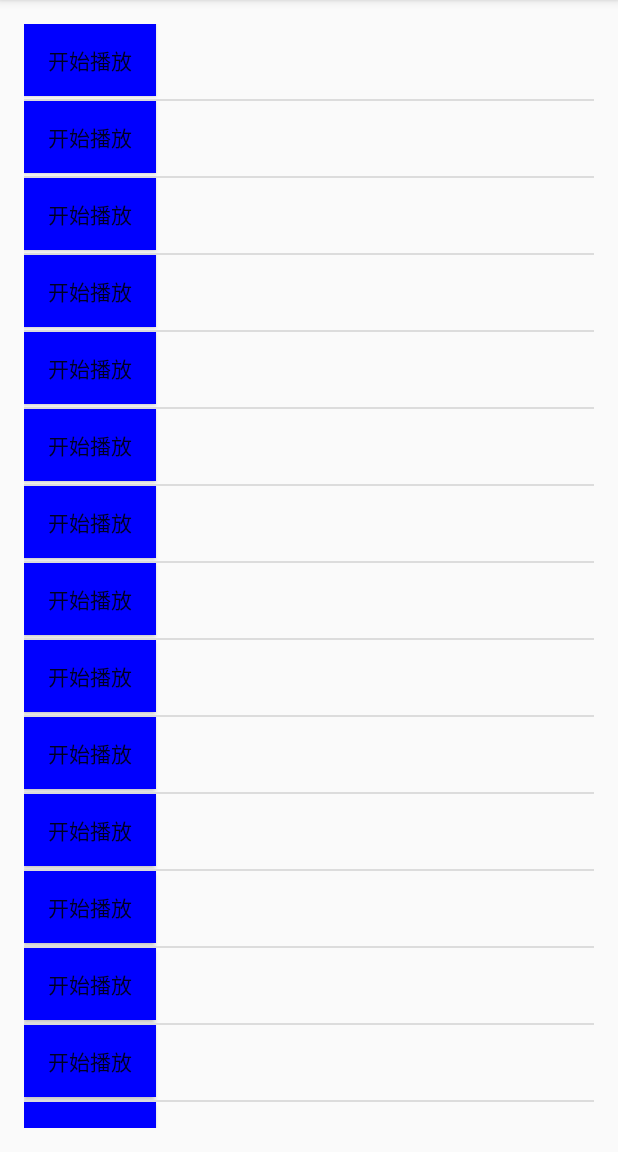
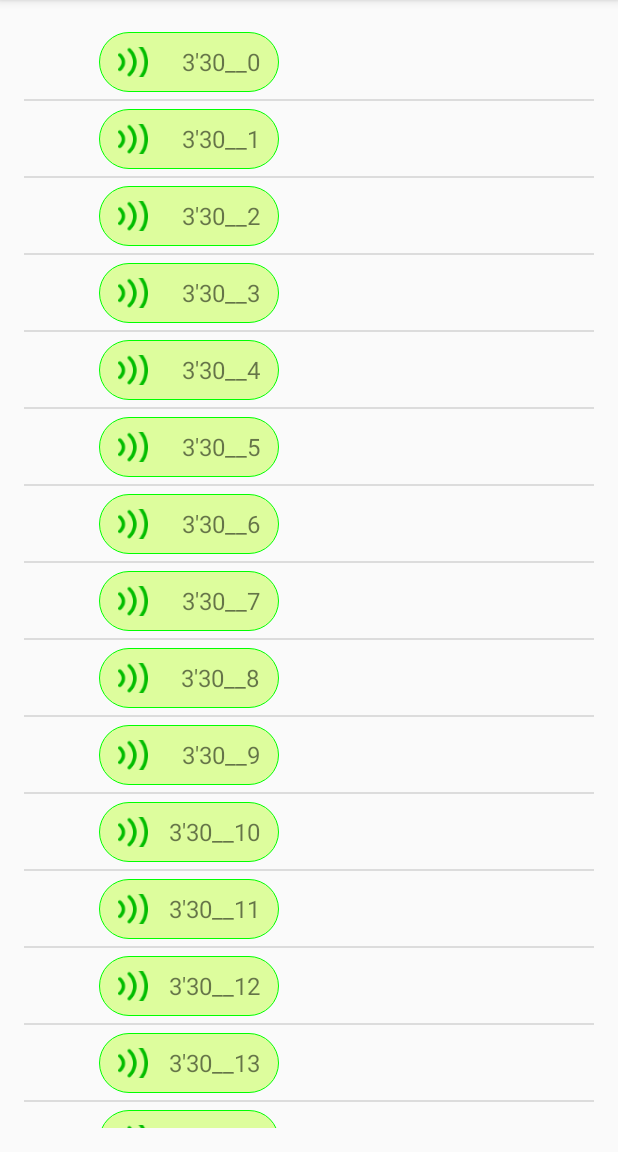
Before and after one commit to ThemeLove/AndroidLearn, an Android app: the screen it shows after launch (MainActivity), on a phone screen of 412 x 824 dp, the part 84-1236 px from its top. Run offline under Robolectric (Android 15) with nearby library versions, the phone set to English and light mode, and no system bars.

Commit message:
播放网络音频功能基本完成

```diff
--- a/AndroidLearn/src/main/AndroidManifest.xml
+++ b/AndroidLearn/src/main/AndroidManifest.xml
@@ -1,7 +1,7 @@
 <?xml version="1.0" encoding="utf-8"?>
 <manifest xmlns:android="http://schemas.android.com/apk/res/android"
     package="com.themelove.androidlearn">
-
+    <uses-permission android:name="android.permission.INTERNET"/>
     <application android:allowBackup="true" android:icon="@mipmap/ic_launcher"
         android:label="@string/app_name" android:supportsRtl="true" android:theme="@style/AppTheme">
         <activity android:name=".MainActivity">
--- a/AndroidLearn/src/main/java/com/themelove/androidlearn/VoiceAdapter.java
+++ b/AndroidLearn/src/main/java/com/themelove/androidlearn/AudioAdapter.java
@@ -2,12 +2,16 @@ package com.themelove.androidlearn;
 
 import android.content.Context;
 import android.graphics.Color;
+import android.graphics.drawable.AnimationDrawable;
+import android.graphics.drawable.Drawable;
 import android.media.MediaPlayer;
 import android.view.LayoutInflater;
 import android.view.View;
 import android.view.ViewGroup;
 import android.widget.BaseAdapter;
-import android.widget.Button;
+import android.widget.ImageView;
+import android.widget.RelativeLayout;
+import android.widget.TextView;
 
 import java.util.List;
 
@@ -15,14 +19,14 @@ import java.util.List;
  * Created by lqs on 2016/12/31.
  */
 
-public class VoiceAdapter extends BaseAdapter{
+public class AudioAdapter extends BaseAdapter{
     private Context mContext;
-    private List<VoiceBean> mVoiceBeanList;
+    private List<AudioBean> mAudioBeanList;
     private LayoutInflater mInflater;
     private OnVoiceClickListener mListener;
-    public VoiceAdapter(Context context, List<VoiceBean>voiceBeanList){
+    public AudioAdapter(Context context, List<AudioBean> audioBeanList){
         mContext=context;
-        mVoiceBeanList=voiceBeanList;
+        mAudioBeanList = audioBeanList;
         mInflater=LayoutInflater.from(mContext);
     }
 
@@ -30,19 +34,19 @@ public class VoiceAdapter extends BaseAdapter{
         mListener=listener;
     }
 
-    public void setDataAndRefresh(List<VoiceBean> voiceBeanList){
-        mVoiceBeanList=voiceBeanList;
+    public void setDataAndRefresh(List<AudioBean> audioBeanList){
+        mAudioBeanList = audioBeanList;
         notifyDataSetChanged();
     }
 
     @Override
     public int getCount() {
-        return mVoiceBeanList.size();
+        return mAudioBeanList.size();
     }
 
     @Override
     public Object getItem(int position) {
-        return mVoiceBeanList.get(position);
+        return mAudioBeanList.get(position);
     }
 
     @Override
@@ -52,37 +56,35 @@ public class VoiceAdapter extends BaseAdapter{
 
     @Override
     public View getView(final int position, View convertView, ViewGroup parent) {
-        VoiceBean voiceBean = (VoiceBean) getItem(position);
+        AudioBean audioBean = (AudioBean) getItem(position);
         ViewHolder holder=null;
         if (convertView==null){
-            holder=new ViewHolder(voiceBean);
+            holder=new ViewHolder(audioBean);
             convertView=mInflater.inflate(R.layout.item_voice,parent,false);
-            holder.mPlayBtn= (Button) convertView.findViewById(R.id.btn_play);
+            holder.mRlVoice= (RelativeLayout) convertView.findViewById(R.id.rl_voice);
+            holder.mPlayBtn= (ImageView) convertView.findViewById(R.id.iv_voice);
+            holder.mDuration = (TextView) convertView.findViewById(R.id.tv_duration);
+            AnimationDrawable anim = (AnimationDrawable) holder.mPlayBtn.getDrawable();
+            holder.anim=anim;
             convertView.setTag(holder);
         }
         holder=(ViewHolder)convertView.getTag();
-        if(voiceBean.getVoiceState()==VoiceState.running){
+        holder.mDuration.setText("3'30__"+position);
+        if(audioBean.getAudioState()== AudioState.inited){//第一次的初始化完成状态
+//            holder.mPlayBtn.setBackgroundResource(R.mipmap.voice_playing2);
+            holder.mPlayer.stop();
+        }else if(audioBean.getAudioState()== AudioState.started){
             holder.mPlayer.play();
-            holder.mPlayBtn.setText("正在播放");
-            holder.mPlayBtn.setBackgroundColor(Color.YELLOW);
-        }else if(voiceBean.getVoiceState()==VoiceState.noStart){
+            holder.anim.start();
+        }else if(audioBean.getAudioState()== AudioState.paused){
             holder.mPlayer.pause();
-            holder.mPlayBtn.setText("开始播放");
-            holder.mPlayBtn.setBackgroundColor(Color.BLUE);
-        }else if(voiceBean.getVoiceState()==VoiceState.continuePlay){
-            holder.mPlayer.continuePlay();
-            holder.mPlayBtn.setText("正在播放");
-            holder.mPlayBtn.setBackgroundColor(Color.YELLOW);
-        }else if(voiceBean.getVoiceState()==VoiceState.pause){
-            holder.mPlayer.pause();
-            holder.mPlayBtn.setText("暂停中");
-            holder.mPlayBtn.setBackgroundColor(Color.RED);
-        }else if (voiceBean.getVoiceState()==VoiceState.stop){
+            holder.anim.start();
+        }else if(audioBean.getAudioState()== AudioState.stopped){
             holder.mPlayer.stop();
-            holder.mPlayBtn.setText("播放完成");
-            holder.mPlayBtn.setBackgroundColor(Color.BLACK);
+            holder.anim.stop();
         }
-        holder.mPlayBtn.setOnClickListener(new View.OnClickListener() {
+
+        holder.mRlVoice.setOnClickListener(new View.OnClickListener() {
             @Override
             public void onClick(View v) {
                 if (mListener!=null){
@@ -94,14 +96,17 @@ public class VoiceAdapter extends BaseAdapter{
     }
 
     public class ViewHolder{
-        private VoiceBean mVoiceBean;
-        private ImPlayer mPlayer;
-        private Button mPlayBtn;
+        private AudioBean mAudioBean;
+        private AudioPlayer mPlayer;
+        private RelativeLayout mRlVoice;
+        private ImageView mPlayBtn;
+        private TextView  mDuration;
+        private AnimationDrawable anim;
 
 
-        public ViewHolder(VoiceBean voiceBean){
-            mVoiceBean=voiceBean;
-            mPlayer=new ImPlayer(mVoiceBean.getUrl());
+        public ViewHolder(AudioBean audioBean){
+            mAudioBean = audioBean;
+            mPlayer=new AudioPlayer(mAudioBean.getUrl());
             mPlayer.setOnCompletionListener(new MediaPlayer.OnCompletionListener() {
                 @Override
                 public void onCompletion(MediaPlayer mp) {
@@ -116,7 +121,6 @@ public class VoiceAdapter extends BaseAdapter{
             });
         }
 
-
     }
 
     public interface OnVoiceClickListener{
--- /dev/null
+++ b/AndroidLearn/src/main/java/com/themelove/androidlearn/AudioBean.java
@@ -0,0 +1,31 @@
+package com.themelove.androidlearn;
+
+/**
+ * Created by lqs on 2016/12/31.
+ */
+
+public class AudioBean {
+    private String url;                 //音乐地址url
+    private AudioState audioState;     //播放状态
+
+    public AudioBean(String url, AudioState audioState) {
+        this.url = url;
+        this.audioState = audioState;
+    }
+
+    public String getUrl() {
+        return url;
+    }
+
+    public void setUrl(String url) {
+        this.url = url;
+    }
+
+    public AudioState getAudioState() {
+        return audioState;
+    }
+
+    public void setAudioState(AudioState audioState) {
+        this.audioState = audioState;
+    }
+}
--- a/AndroidLearn/src/main/java/com/themelove/androidlearn/ImPlayer.java
+++ b/AndroidLearn/src/main/java/com/themelove/androidlearn/AudioPlayer.java
@@ -15,13 +15,13 @@ import java.io.IOException;
  * @author --ZhangJiQiang
  * @date 2015-4-27
  */
-public class ImPlayer implements OnPreparedListener {
+public class AudioPlayer implements OnPreparedListener {
 
         private MediaPlayer mediaPlayer; // 媒体播放器
         private OnCompletionListener mCompletionListener;
         private OnPreparedListener   mPreparedListener;
         // 初始化播放器
-        public ImPlayer(String url) {
+        public AudioPlayer(String url) {
             super();
             try {
                 mediaPlayer = new MediaPlayer();
@@ -64,7 +64,10 @@ public class ImPlayer implements OnPreparedListener {
             }
         }
 
-        public void continuePlay(){
+    /**
+     * 继续播放，也是调用MediaPlayer的play()方法，内部自动维护记住上次播放功能
+     */
+    public void continuePlay(){
             if (mediaPlayer!=null){
                 mediaPlayer.start();
             }
@@ -100,7 +103,10 @@ public class ImPlayer implements OnPreparedListener {
         public void release() {
             if (mediaPlayer != null) {
                 mediaPlayer.stop();
+                mediaPlayer.release();
+                mediaPlayer = null;
             }
+
         }
 
         /**
@@ -109,8 +115,6 @@ public class ImPlayer implements OnPreparedListener {
         public void stop() {
             if (mediaPlayer != null) {
                 mediaPlayer.stop();
-                mediaPlayer.release();
-                mediaPlayer = null;
             }
         }
 
--- /dev/null
+++ b/AndroidLearn/src/main/java/com/themelove/androidlearn/AudioState.java
@@ -0,0 +1,12 @@
+package com.themelove.androidlearn;
+
+/**
+ * Created by lqs on 2016/12/31.
+ */
+
+public enum AudioState {
+    inited,//初始化完成状态
+    started,//播放状态
+    paused,//中间暂停状态
+    stopped,//播放完成
+}
--- a/AndroidLearn/src/main/java/com/themelove/androidlearn/MainActivity.java
+++ b/AndroidLearn/src/main/java/com/themelove/androidlearn/MainActivity.java
@@ -1,17 +1,20 @@
 package com.themelove.androidlearn;
 
+import android.content.res.AssetFileDescriptor;
 import android.support.v7.app.AppCompatActivity;
 import android.os.Bundle;
-import android.view.View;
 import android.widget.ListView;
 
+import java.io.IOException;
 import java.util.ArrayList;
 import java.util.List;
 
 public class MainActivity extends AppCompatActivity {
 
-    private List<VoiceBean> mVoiceBeanList;
+    private List<AudioBean> mAudioBeanList;
     private String url="http://cuotiben-mp3.qiniudn.com/XYA07491.mp3";
+    private String path="/assets/NewDay.mp3";
+
 
     @Override
     protected void onCreate(Bundle savedInstanceState) {
@@ -22,45 +25,45 @@ public class MainActivity extends AppCompatActivity {
     }
 
     private void initData() {
-        if(mVoiceBeanList==null){
-           mVoiceBeanList=new ArrayList<VoiceBean>();
+        if(mAudioBeanList ==null){
+           mAudioBeanList =new ArrayList<AudioBean>();
         }
         for (int i=0;i<=20;i++){
-            mVoiceBeanList.add(new VoiceBean(url,VoiceState.noStart));
+            mAudioBeanList.add(new AudioBean(url, AudioState.inited));
         }
     }
 
     private void initView() {
+
         ListView lv = (ListView) findViewById(R.id.lv);
-        final VoiceAdapter voiceAdapter = new VoiceAdapter(this, mVoiceBeanList);
-        voiceAdapter.setOnVoiceClickListener(new VoiceAdapter.OnVoiceClickListener() {
+
+        final AudioAdapter audioAdapter = new AudioAdapter(this, mAudioBeanList);
+        audioAdapter.setOnVoiceClickListener(new AudioAdapter.OnVoiceClickListener() {
             @Override
             public void onClickListener(int position) {
 
 //              重新构造数据
-                for (int i=0;i<mVoiceBeanList.size();i++){
-                    VoiceBean voiceBean = mVoiceBeanList.get(i);
-                    VoiceState voiceState = voiceBean.getVoiceState();
+                for (int i = 0; i< mAudioBeanList.size(); i++){
+                    AudioBean audioBean = mAudioBeanList.get(i);
+                    AudioState audioState = audioBean.getAudioState();
                     if (i==position){
-                        if (voiceState==VoiceState.noStart){
-                            voiceBean.setVoiceState(VoiceState.running);
-                        }else if(voiceState==VoiceState.running){
-                            voiceBean.setVoiceState(VoiceState.pause);
-                        }else if(voiceState==VoiceState.pause){
-                            voiceBean.setVoiceState(VoiceState.continuePlay);
-                        }else if(voiceState==VoiceState.continuePlay){
-                            voiceBean.setVoiceState(VoiceState.pause);
+                        if (audioState == AudioState.inited){
+                            audioBean.setAudioState(AudioState.started);
+                        }else if(audioState == AudioState.started){
+                            audioBean.setAudioState(AudioState.paused);
+                        }else if(audioState == AudioState.paused){
+                            audioBean.setAudioState(AudioState.started);
+                        }else if(audioState == AudioState.stopped){
+                            audioBean.setAudioState(AudioState.started);
                         }
                     }else{
-                        voiceBean.setVoiceState(VoiceState.noStart);
+                        audioBean.setAudioState(AudioState.inited);
                     }
                 }
-
-            voiceAdapter.setDataAndRefresh(mVoiceBeanList);
-
+            audioAdapter.setDataAndRefresh(mAudioBeanList);
             }
         });
-        lv.setAdapter(voiceAdapter);
+        lv.setAdapter(audioAdapter);
     }
 
 }
--- a/AndroidLearn/src/main/java/com/themelove/androidlearn/VoiceBean.java
+++ /dev/null
@@ -1,31 +0,0 @@
-package com.themelove.androidlearn;
-
-/**
- * Created by lqs on 2016/12/31.
- */
-
-public class VoiceBean {
-    private String url;                 //音乐地址url
-    private VoiceState voiceState;     //播放状态
-
-    public VoiceBean(String url, VoiceState voiceState) {
-        this.url = url;
-        this.voiceState = voiceState;
-    }
-
-    public String getUrl() {
-        return url;
-    }
-
-    public void setUrl(String url) {
-        this.url = url;
-    }
-
-    public VoiceState getVoiceState() {
-        return voiceState;
-    }
-
-    public void setVoiceState(VoiceState voiceState) {
-        this.voiceState = voiceState;
-    }
-}
--- a/AndroidLearn/src/main/java/com/themelove/androidlearn/VoiceState.java
+++ /dev/null
@@ -1,13 +0,0 @@
-package com.themelove.androidlearn;
-
-/**
- * Created by lqs on 2016/12/31.
- */
-
-public enum VoiceState {
-    noStart,//没有播放
-    running,//播放状态
-    pause,//中间暂停状态
-    continuePlay,//继续播放
-    stop,//播放完成
-}
--- /dev/null
+++ b/AndroidLearn/src/main/res/drawable/oval_green_shape.xml
@@ -0,0 +1,15 @@
+<?xml version="1.0" encoding="utf-8"?>
+<shape xmlns:android="http://schemas.android.com/apk/res/android"
+    android:shape="rectangle">
+    <size android:width="100dp" android:height="40dp"></size>
+    <corners android:radius="20dp"></corners>
+    <stroke
+        android:width="1px"
+        android:color="#00ff00"></stroke>
+    <solid android:color="#a0CCFF66"></solid>
+    <padding
+        android:bottom="3dp"
+        android:left="3dp"
+        android:right="3dp"
+        android:top="3dp"></padding>
+</shape>
--- /dev/null
+++ b/AndroidLearn/src/main/res/drawable/voice_anim.xml
@@ -0,0 +1,6 @@
+<?xml version="1.0" encoding="utf-8"?>
+<animation-list xmlns:android="http://schemas.android.com/apk/res/android" android:oneshot="false">
+    <item android:drawable="@mipmap/voice_playing2" android:duration="500" />
+    <item android:drawable="@mipmap/voice_playing0" android:duration="500" />
+    <item android:drawable="@mipmap/voice_playing1" android:duration="500" />
+</animation-list>
--- a/AndroidLearn/src/main/res/layout/item_voice.xml
+++ b/AndroidLearn/src/main/res/layout/item_voice.xml
@@ -1,13 +1,38 @@
 <?xml version="1.0" encoding="utf-8"?>
 <LinearLayout xmlns:android="http://schemas.android.com/apk/res/android"
-    android:orientation="vertical"
     android:layout_width="match_parent"
-    android:layout_height="50dp">
-<Button
-    android:layout_gravity="center_vertical"
-    android:layout_width="wrap_content"
-    android:layout_height="wrap_content"
-    android:id="@+id/btn_play"
-    android:text="播放按鈕"
-    />
+    android:layout_height="50dp"
+    android:orientation="vertical">
+
+    <RelativeLayout
+        android:id="@+id/rl_voice"
+        android:layout_width="120dp"
+        android:layout_height="40dp"
+        android:layout_marginBottom="5dp"
+        android:layout_marginLeft="50dp"
+        android:layout_marginTop="5dp"
+        android:background="@drawable/oval_green_shape"
+        android:orientation="horizontal">
+
+        <ImageView
+            android:id="@+id/iv_voice"
+            android:layout_width="20dp"
+            android:layout_height="20dp"
+            android:layout_centerVertical="true"
+            android:layout_gravity="center_vertical"
+            android:layout_marginLeft="10dp"
+            android:src="@drawable/voice_anim"
+            android:scaleType="centerCrop" />
+
+        <TextView
+            android:id="@+id/tv_duration"
+            android:layout_width="wrap_content"
+            android:layout_height="wrap_content"
+            android:layout_alignParentRight="true"
+            android:layout_centerVertical="true"
+            android:layout_marginRight="10dp"
+            android:text="3'30"
+            android:textSize="16dp" />
+    </RelativeLayout>
+
 </LinearLayout>
```
Also changed, not shown: AndroidLearn/src/main/res/mipmap-xhdpi/voice_playing0.png (added), AndroidLearn/src/main/res/mipmap-xhdpi/voice_playing1.png (added), AndroidLearn/src/main/res/mipmap-xhdpi/voice_playing2.png (added), 1 other file.
